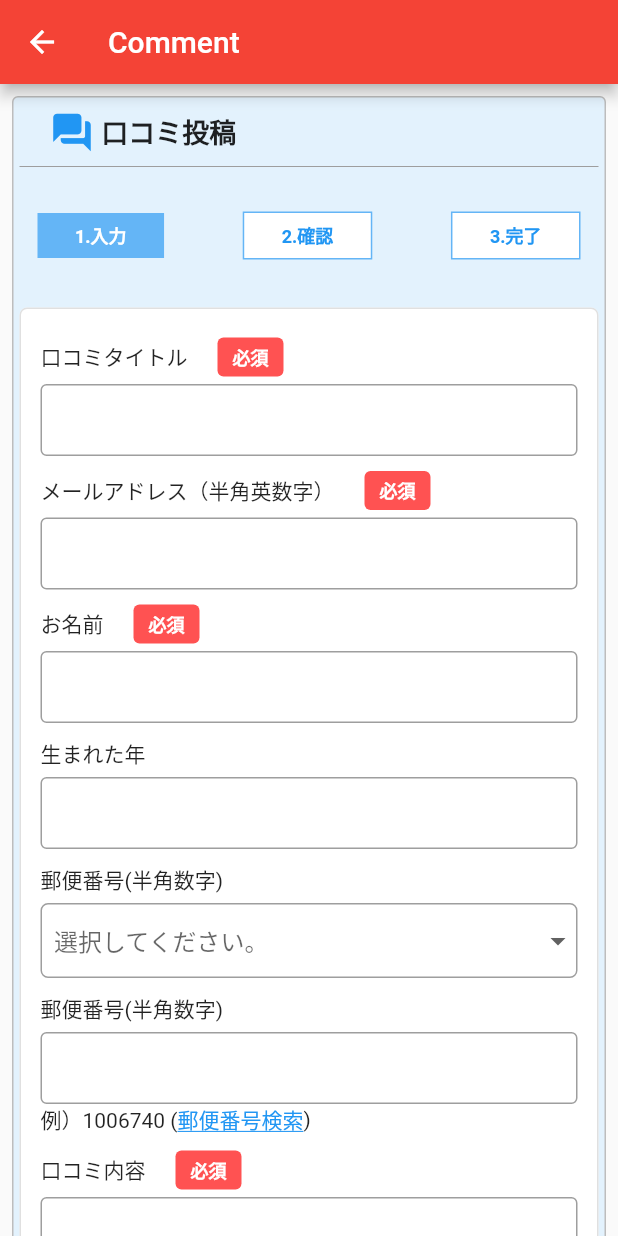
After one commit to zwemansoempm/tis-mobile, a Flutter app: the NusingComment screen opened directly, on a phone screen of 412 x 824 dp. The commit adds this screen. Run offline on Flutter 3.47's test engine with Material 2 defaults, Android fonts, the phone set to English and light mode, and no system bars; our stand-ins replace device_preview, dio, dotted_line, eva_icons_flutter, rxdart, splashscreen and 1 more; network calls fail.

Commit message:
remove contentpadding

```diff
--- /dev/null
+++ b/lib/views/nusing_comment.dart
@@ -0,0 +1,313 @@
+import 'package:flutter/material.dart';
+import 'package:tis/views/send_completely.dart';
+
+class NusingComment extends StatefulWidget {
+  @override
+  _NusingCommentState createState() => _NusingCommentState();
+}
+
+class _NusingCommentState extends State<NusingComment> {
+  @override
+  Widget build(BuildContext context) {
+    return Scaffold(
+      appBar: AppBar(
+        title: Text("Comment"),
+      ),
+      body: SingleChildScrollView(
+        child: Container(
+          margin: EdgeInsets.all(8),
+          padding: EdgeInsets.symmetric(horizontal: 4.0 , vertical : 8.0),
+          //height: 200,
+          decoration: BoxDecoration(
+            color: Colors.blue[50],
+            border: Border.all(color: Colors.grey[400]),
+            borderRadius: BorderRadius.circular(4.0)
+          ),
+          child: Column(
+            children: [
+              Row(
+                children: [
+                  SizedBox(width: 20),
+                  Icon(Icons.forum_rounded, color: Colors.blue,size: 30,),
+                  Text(" 口コミ投稿",
+                    style: TextStyle(
+                    fontWeight: FontWeight.bold,
+                    fontSize: 18.0,
+                    ),
+                  ),
+                ],
+              ),
+              Divider(color: Colors.grey,),
+              SizedBox(height: 10),
+
+              Padding(
+                padding: const EdgeInsets.all(12.0),
+                child: Row(
+                  mainAxisAlignment: MainAxisAlignment.spaceBetween,
+                  children: [
+                    Container(
+                      padding: EdgeInsets.symmetric(horizontal: 25, vertical: 6),
+                      decoration: BoxDecoration(
+                        color: Colors.blue[300],
+                      ),
+                      child: Text("1.入力",
+                        style: TextStyle(
+                          color: Colors.white,
+                          fontWeight: FontWeight.bold,
+                          fontSize: 12
+                        ),
+                      ),
+                    ),
+                    Container(
+                      padding: EdgeInsets.symmetric(horizontal: 25, vertical: 6),
+                      decoration: BoxDecoration(
+                        border: Border.all(color: Colors.blue[300]),
+                        color: Colors.white
+                      ),
+                      child: Text("2.確認",
+                        style: TextStyle(
+                          color: Colors.blue,
+                          fontWeight: FontWeight.bold,
+                          fontSize: 12
+                        ),
+                      ),
+                    ),
+                    Container(
+                      padding: EdgeInsets.symmetric(horizontal: 25, vertical: 6),
+                      decoration: BoxDecoration(
+                        border: Border.all(color: Colors.blue[300]),
+                        color: Colors.white
+                      ),
+                      child: Text("3.完了",
+                        style: TextStyle(
+                          color: Colors.blue,
+                          fontWeight: FontWeight.bold,
+                          fontSize: 12
+                        ),
+                      ),
+                    )
+                  ],
+                ),
+              ),
+              SizedBox(height: 10),
+              Card(
+
+                color: Colors.white,
+                margin: EdgeInsets.only(top: 10.0),
+                elevation: 0.0,
+                shape: RoundedRectangleBorder(
+                  side: BorderSide(width: 1,color: Colors.grey[300]),
+                  borderRadius: BorderRadius.circular(5.0)),
+                child: Padding(
+                  padding: const EdgeInsets.symmetric(horizontal: 14.0, vertical: 20.0),
+                  child: Column(
+                    crossAxisAlignment: CrossAxisAlignment.start,
+                    children: [
+                      _itemHeaderButton("口コミタイトル"),
+                      SizedBox(height: 5),
+                      TextFormField(
+                        decoration: InputDecoration(
+                            border: OutlineInputBorder(),
+                            hintText: '',
+                            contentPadding: EdgeInsets.all(8),
+                        ),
+                      ),
+                      SizedBox(height: 10),
+
+                      _itemHeaderButton("メールアドレス（半角英数字）"),
+                      SizedBox(height: 5),
+                      TextFormField(
+                        decoration: InputDecoration(
+                            border: OutlineInputBorder(),
+                            hintText: '',
+                            contentPadding: EdgeInsets.all(8),
+                        ),
+                      ),
+                      SizedBox(height: 10),
+
+                      _itemHeaderButton("お名前"),
+                      SizedBox(height: 5),
+                      TextFormField(
+                        decoration: InputDecoration(
+                            border: OutlineInputBorder(),
+                            hintText: '',
+                            contentPadding: EdgeInsets.all(8),
+                        ),
+                      ),
+                      SizedBox(height: 10),
+
+                      Text("生まれた年"),
+                      SizedBox(height: 5),
+                      TextFormField(
+                        decoration: InputDecoration(
+                            border: OutlineInputBorder(),
+                            hintText: '',
+                            contentPadding: EdgeInsets.all(8),
+                        ),
+                      ),
+                      SizedBox(height: 10),
+
+                      Text("郵便番号(半角数字)"),
+                      SizedBox(height: 5),
+                      Container(
+                      //padding: EdgeInsets.all(5.0),
+                        decoration: BoxDecoration(
+                          borderRadius: BorderRadius.circular(5.0),
+                          color: Colors.white,
+                          border: Border.all(color: Colors.grey)),
+                          child: DropdownButtonHideUnderline(
+                            child: DropdownButton(
+                              isExpanded: true,
+                            hint: Padding(
+                              padding: const EdgeInsets.all(8.0),
+                              child: Text("選択してください。"),
+                            ),
+                            items: [
+                              DropdownMenuItem(
+                                child: Text("First Item"),
+                                value: 1,
+                              ),
+                              DropdownMenuItem(
+                                child: Text("Second Item"),
+                                value: 2,
+                              ),
+                            ],
+                            onChanged: (value) {
+                            }
+                          ),
+                        ),
+                      ),
+                      SizedBox(height: 10),
+
+                      Text("郵便番号(半角数字)"),
+                      SizedBox(height: 5),
+                      TextFormField(
+                        decoration: InputDecoration(
+                            border: OutlineInputBorder(),
+                            hintText: '',
+                            contentPadding: EdgeInsets.all(8),
+                        ),
+                      ),
+                      Row(
+                        children: [
+                          Text("例）1006740 ("),
+                          InkWell(
+                            child: Text(
+                              "郵便番号検索",
+                              style: TextStyle(
+                                color: Colors.blue,
+                                decoration: TextDecoration.underline)
+                            ),
+                            onTap: (){
+                            // Navigator.push(context, MaterialPageRoute(builder: (context)=> NusingDetail()));
+                            },
+                          ),
+                          Text(")"),
+                        ],
+                      ),
+                      SizedBox(height: 10),
+
+                      _itemHeaderButton("口コミ内容"),
+                      SizedBox(height: 5),
+                      TextFormField(
+                        maxLines: null,
+                        keyboardType: TextInputType.multiline,
+                            decoration: InputDecoration(
+                                border: OutlineInputBorder(),
+                                hintText: '',
+                                contentPadding: EdgeInsets.all(8),
+                            ),
+                          ),
+                      SizedBox(height: 20.0),
+
+                      InkWell(
+                        child: Text(
+                          "「プライバシーポリシー」",
+                          style: TextStyle(
+                            color: Colors.blue,
+                            fontSize: 18.0,
+                            //decoration: TextDecoration.underline
+                          )
+                        ),
+                        onTap: (){
+                        // Navigator.push(context, MaterialPageRoute(builder: (context)=> NusingDetail()));
+                        },
+                      ),
+                      SizedBox(height: 12.0),
+
+                      Row(
+                        mainAxisAlignment: MainAxisAlignment.center,
+                        children: [
+                          RaisedButton(
+                            shape: RoundedRectangleBorder(borderRadius: BorderRadius.circular(5)),
+                            onPressed: () {
+                              //Navigator.push(context, MaterialPageRoute(builder: (context)=> NusingMail()));
+                              Navigator.pop(context);
+                            },
+                            color: Colors.redAccent,
+                            textColor: Colors.white,
+                            child: Text('キャンセル', style: TextStyle(fontSize: 16,)),
+                          ),
+                          SizedBox(
+                            width: 10.0
+                          ),
+                          RaisedButton(
+                            shape: RoundedRectangleBorder(borderRadius: BorderRadius.circular(5)),
+                            onPressed: () {
+                              Navigator.push(context, MaterialPageRoute(builder: (context)=> SendCompletely()));
+                            },
+                            color: Colors.green,
+                            textColor: Colors.white,
+                            child: Text('確認画面へ進む', style: TextStyle(fontSize: 16,)),
+                          ),
+                        ]
+                      ),
+
+
+
+
+                    ]
+                  ),
+                ),
+              )
+
+
+
+
+
+            ]
+          ),
+        ),
+      ),
+    );
+  }
+
+
+  Widget _itemHeaderButton(String header){
+    return Row(
+      children: [
+        Text(header),
+        SizedBox(width: 20),
+        _orangeCard()
+      ],
+    );
+  }
+
+  Widget _orangeCard(){
+    return Container(
+      padding: EdgeInsets.symmetric(horizontal: 10, vertical: 4),
+      decoration: BoxDecoration(
+        color: Colors.redAccent,
+        borderRadius: BorderRadius.all(Radius.circular(4)),
+      ),
+      child: Text("必須",
+        style: TextStyle(
+          color: Colors.white,
+          fontWeight: FontWeight.bold,
+          fontSize: 12
+        ),
+      ),
+    );
+  }
+
+}
--- a/lib/views/nusing_detail.dart
+++ b/lib/views/nusing_detail.dart
@@ -1,5 +1,6 @@
 import 'package:dotted_line/dotted_line.dart';
 import 'package:flutter/material.dart';
+import 'package:tis/views/nusing_comment.dart';
 import 'package:tis/views/nusing_favourite_mail.dart';
 
 
@@ -426,7 +427,9 @@ class _NusingDetailState extends State<NusingDetail> {
                 children: [
                   RaisedButton(
                     shape: RoundedRectangleBorder(borderRadius: BorderRadius.circular(5)),
-                    onPressed: () {},
+                    onPressed: () {
+                      Navigator.push(context, MaterialPageRoute(builder: (context)=> NusingComment()));
+                    },
                     color: Colors.green,
                     textColor: Colors.white,
                     child: Row(
```
Also changed, not shown: lib/views/nusing_favourite_mail.dart (+9 -9 lines), lib/views/send_completely.dart (added, +114 -0 lines).
